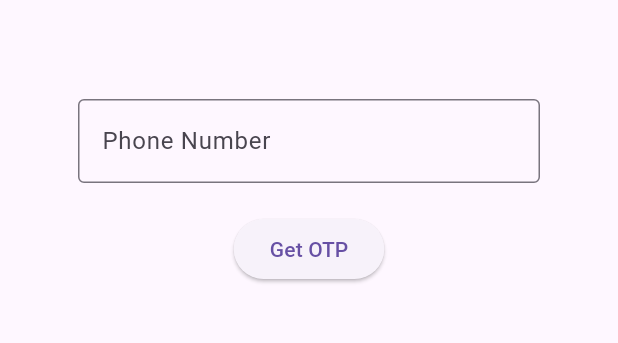
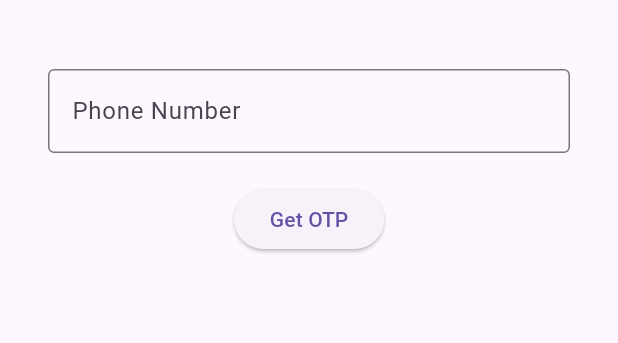
Before and after one commit to kosac-tech/delivery_App, a Flutter app: the screen it shows after launch, on a phone screen of 412 x 824 dp, the part 63-406 px from its top. Run offline on Flutter 3.47's test engine with Material 3 defaults, Android fonts, the phone set to English and light mode, and no system bars; our stand-ins replace firebase_auth, firebase_core; accounts and stored records are empty.

Commit message:
Arpit: In-progress UI edits before switching branch

```diff
--- a/lib/phone_login_screen.dart
+++ b/lib/phone_login_screen.dart
@@ -43,7 +43,7 @@ class _PhoneLoginScreenState extends State<PhoneLoginScreen> {
     return Scaffold(
       appBar: AppBar(title: Text('Kosac Delivery Login')),
       body: Padding(
-        padding: const EdgeInsets.all(52.0),
+        padding: const EdgeInsets.all(32.0),
         child: Column(
           children: [
             TextField(
```
